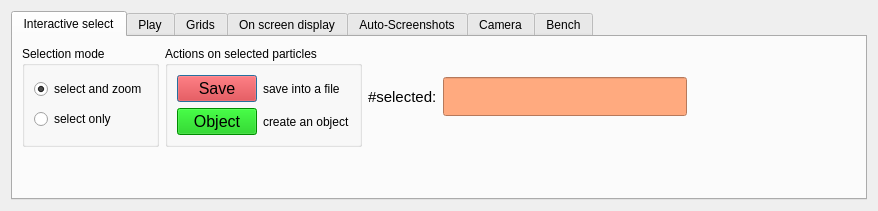
Old version of the form usr/jcl/glnemo2/src/formoptions.ui in the repository teuben/nemo.
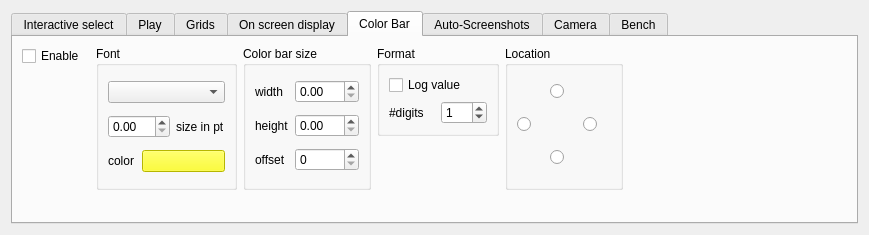
New version of the form. Icons and pictures are not drawn.

```diff
--- a/usr/jcl/glnemo2/src/formoptions.ui
+++ b/usr/jcl/glnemo2/src/formoptions.ui
@@ -9,8 +9,8 @@
    <rect>
     <x>0</x>
     <y>0</y>
-    <width>878</width>
-    <height>211</height>
+    <width>869</width>
+    <height>208</height>
    </rect>
   </property>
   <property name="windowTitle">
@@ -21,11 +21,11 @@
     <normaloff/>
    </iconset>
   </property>
-  <layout class="QGridLayout" name="gridLayout_22">
+  <layout class="QGridLayout" name="gridLayout_27">
    <item row="0" column="0">
     <widget class="QTabWidget" name="options_dialog">
      <property name="currentIndex">
-      <number>0</number>
+      <number>4</number>
      </property>
      <widget class="QWidget" name="tab_i_select">
       <attribute name="title">
@@ -1421,6 +1421,9 @@
          <property name="orientation">
           <enum>Qt::Vertical</enum>
          </property>
+         <property name="sizeType">
+          <enum>QSizePolicy::MinimumExpanding</enum>
+         </property>
          <property name="sizeHint" stdset="0">
           <size>
            <width>20</width>
@@ -1429,6 +1432,22 @@
          </property>
         </spacer>
        </item>
+       <item row="1" column="1">
+        <spacer name="verticalSpacer_20">
+         <property name="orientation">
+          <enum>Qt::Vertical</enum>
+         </property>
+         <property name="sizeType">
+          <enum>QSizePolicy::MinimumExpanding</enum>
+         </property>
+         <property name="sizeHint" stdset="0">
+          <size>
+           <width>20</width>
+           <height>40</height>
+          </size>
+         </property>
+        </spacer>
+       </item>
       </layout>
      </widget>
      <widget class="QWidget" name="tab_play">
@@ -1939,6 +1958,9 @@
          <property name="orientation">
           <enum>Qt::Vertical</enum>
          </property>
+         <property name="sizeType">
+          <enum>QSizePolicy::MinimumExpanding</enum>
+         </property>
          <property name="sizeHint" stdset="0">
           <size>
            <width>20</width>
@@ -2031,7 +2053,7 @@
          </layout>
         </widget>
        </item>
-       <item row="0" column="2" rowspan="2">
+       <item row="0" column="2" rowspan="3">
         <widget class="QGroupBox" name="groupBox_9">
          <property name="title">
           <string>Active Grid Planes</string>
@@ -2149,6 +2171,22 @@
          </layout>
         </widget>
        </item>
+       <item row="1" column="0" rowspan="3">
+        <spacer name="verticalSpacer_18">
+         <property name="orientation">
+          <enum>Qt::Vertical</enum>
+         </property>
+         <property name="sizeType">
+          <enum>QSizePolicy::MinimumExpanding</enum>
+         </property>
+         <property name="sizeHint" stdset="0">
+          <size>
+           <width>20</width>
+           <height>132</height>
+          </size>
+         </property>
+        </spacer>
+       </item>
        <item row="1" column="4">
         <spacer name="horizontalSpacer_7">
          <property name="orientation">
@@ -2162,11 +2200,46 @@
          </property>
         </spacer>
        </item>
-       <item row="2" column="2">
+       <item row="2" column="1" rowspan="2">
+        <spacer name="verticalSpacer_17">
+         <property name="orientation">
+          <enum>Qt::Vertical</enum>
+         </property>
+         <property name="sizeType">
+          <enum>QSizePolicy::MinimumExpanding</enum>
+         </property>
+         <property name="sizeHint" stdset="0">
+          <size>
+           <width>20</width>
+           <height>63</height>
+          </size>
+         </property>
+        </spacer>
+       </item>
+       <item row="2" column="3" rowspan="2">
+        <spacer name="verticalSpacer_19">
+         <property name="orientation">
+          <enum>Qt::Vertical</enum>
+         </property>
+         <property name="sizeType">
+          <enum>QSizePolicy::MinimumExpanding</enum>
+         </property>
+         <property name="sizeHint" stdset="0">
+          <size>
+           <width>20</width>
+           <height>63</height>
+          </size>
+         </property>
+        </spacer>
+       </item>
+       <item row="3" column="2">
         <spacer name="verticalSpacer_7">
          <property name="orientation">
           <enum>Qt::Vertical</enum>
          </property>
+         <property name="sizeType">
+          <enum>QSizePolicy::MinimumExpanding</enum>
+         </property>
          <property name="sizeHint" stdset="0">
           <size>
            <width>20</width>
@@ -2269,13 +2342,6 @@
             </property>
            </widget>
           </item>
-          <item row="1" column="1">
-           <widget class="QLabel" name="label_15">
-            <property name="text">
-             <string>size in pt</string>
-            </property>
-           </widget>
-          </item>
           <item row="1" column="0">
            <widget class="QDoubleSpinBox" name="spin_font_size">
             <property name="toolTip">
@@ -2283,6 +2349,13 @@
             </property>
            </widget>
           </item>
+          <item row="1" column="1">
+           <widget class="QLabel" name="label_15">
+            <property name="text">
+             <string>size in pt</string>
+            </property>
+           </widget>
+          </item>
          </layout>
         </widget>
        </item>
@@ -3164,6 +3237,9 @@
          <property name="orientation">
           <enum>Qt::Vertical</enum>
          </property>
+         <property name="sizeType">
+          <enum>QSizePolicy::MinimumExpanding</enum>
+         </property>
          <property name="sizeHint" stdset="0">
           <size>
            <width>20</width>
@@ -3208,6 +3284,9 @@
          <property name="orientation">
           <enum>Qt::Vertical</enum>
          </property>
+         <property name="sizeType">
+          <enum>QSizePolicy::MinimumExpanding</enum>
+         </property>
          <property name="sizeHint" stdset="0">
           <size>
            <width>20</width>
@@ -3221,6 +3300,9 @@
          <property name="orientation">
           <enum>Qt::Vertical</enum>
          </property>
+         <property name="sizeType">
+          <enum>QSizePolicy::MinimumExpanding</enum>
+         </property>
          <property name="sizeHint" stdset="0">
           <size>
            <width>20</width>
@@ -3234,6 +3316,9 @@
          <property name="orientation">
           <enum>Qt::Vertical</enum>
          </property>
+         <property name="sizeType">
+          <enum>QSizePolicy::MinimumExpanding</enum>
+         </property>
          <property name="sizeHint" stdset="0">
           <size>
            <width>20</width>
@@ -3244,6 +3329,807 @@
        </item>
       </layout>
      </widget>
+     <widget class="QWidget" name="tab_3">
+      <attribute name="title">
+       <string>Color Bar</string>
+      </attribute>
+      <layout class="QGridLayout" name="gridLayout_25">
+       <item row="0" column="0">
+        <widget class="QCheckBox" name="gcb_enable">
+         <property name="text">
+          <string>Enable</string>
+         </property>
+        </widget>
+       </item>
+       <item row="0" column="1" rowspan="3">
+        <widget class="QGroupBox" name="groupBox_16">
+         <property name="title">
+          <string>Font</string>
+         </property>
+         <layout class="QGridLayout" name="gridLayout_26">
+          <item row="0" column="0" colspan="3">
+           <widget class="QComboBox" name="gcb_font">
+            <property name="toolTip">
+             <string>select font</string>
+            </property>
+           </widget>
+          </item>
+          <item row="1" column="0" colspan="2">
+           <widget class="QDoubleSpinBox" name="gcb_spin_font_size">
+            <property name="toolTip">
+             <string>change font size</string>
+            </property>
+           </widget>
+          </item>
+          <item row="1" column="2">
+           <widget class="QLabel" name="label_19">
+            <property name="text">
+             <string>size in pt</string>
+            </property>
+           </widget>
+          </item>
+          <item row="2" column="0">
+           <widget class="QLabel" name="label_20">
+            <property name="text">
+             <string>color</string>
+            </property>
+           </widget>
+          </item>
+          <item row="2" column="1" colspan="2">
+           <widget class="QPushButton" name="gcb_font_color">
+            <property name="palette">
+             <palette>
+              <active>
+               <colorrole role="WindowText">
+                <brush brushstyle="SolidPattern">
+                 <color alpha="255">
+                  <red>0</red>
+                  <green>0</green>
+                  <blue>0</blue>
+                 </color>
+                </brush>
+               </colorrole>
+               <colorrole role="Button">
+                <brush brushstyle="SolidPattern">
+                 <color alpha="255">
+                  <red>255</red>
+                  <green>255</green>
+                  <blue>0</blue>
+                 </color>
+                </brush>
+               </colorrole>
+               <colorrole role="Light">
+                <brush brushstyle="SolidPattern">
+                 <color alpha="255">
+                  <red>255</red>
+                  <green>255</green>
+                  <blue>127</blue>
+                 </color>
+                </brush>
+               </colorrole>
+               <colorrole role="Midlight">
+                <brush brushstyle="SolidPattern">
+                 <color alpha="255">
+                  <red>255</red>
+                  <green>255</green>
+                  <blue>63</blue>
+                 </color>
+                </brush>
+               </colorrole>
+               <colorrole role="Dark">
+                <brush brushstyle="SolidPattern">
+                 <color alpha="255">
+                  <red>127</red>
+                  <green>127</green>
+                  <blue>0</blue>
+                 </color>
+                </brush>
+               </colorrole>
+               <colorrole role="Mid">
+                <brush brushstyle="SolidPattern">
+                 <color alpha="255">
+                  <red>170</red>
+                  <green>170</green>
+                  <blue>0</blue>
+                 </color>
+                </brush>
+               </colorrole>
+               <colorrole role="Text">
+                <brush brushstyle="SolidPattern">
+                 <color alpha="255">
+                  <red>0</red>
+                  <green>0</green>
+                  <blue>0</blue>
+                 </color>
+                </brush>
+               </colorrole>
+               <colorrole role="BrightText">
+                <brush brushstyle="SolidPattern">
+                 <color alpha="255">
+                  <red>255</red>
+                  <green>255</green>
+                  <blue>255</blue>
+                 </color>
+                </brush>
+               </colorrole>
+               <colorrole role="ButtonText">
+                <brush brushstyle="SolidPattern">
+                 <color alpha="255">
+                  <red>0</red>
+                  <green>0</green>
+                  <blue>0</blue>
+                 </color>
+                </brush>
+               </colorrole>
+               <colorrole role="Base">
+                <brush brushstyle="SolidPattern">
+                 <color alpha="255">
+                  <red>255</red>
+                  <green>255</green>
+                  <blue>255</blue>
+                 </color>
+                </brush>
+               </colorrole>
+               <colorrole role="Window">
+                <brush brushstyle="SolidPattern">
+                 <color alpha="255">
+                  <red>255</red>
+                  <green>255</green>
+                  <blue>0</blue>
+                 </color>
+                </brush>
+               </colorrole>
+               <colorrole role="Shadow">
+                <brush brushstyle="SolidPattern">
+                 <color alpha="255">
+                  <red>0</red>
+                  <green>0</green>
+                  <blue>0</blue>
+                 </color>
+                </brush>
+               </colorrole>
+               <colorrole role="AlternateBase">
+                <brush brushstyle="SolidPattern">
+                 <color alpha="255">
+                  <red>255</red>
+                  <green>255</green>
+                  <blue>127</blue>
+                 </color>
+                </brush>
+               </colorrole>
+               <colorrole role="ToolTipBase">
+                <brush brushstyle="SolidPattern">
+                 <color alpha="255">
+                  <red>255</red>
+                  <green>255</green>
+                  <blue>220</blue>
+                 </color>
+                </brush>
+               </colorrole>
+               <colorrole role="ToolTipText">
+                <brush brushstyle="SolidPattern">
+                 <color alpha="255">
+                  <red>0</red>
+                  <green>0</green>
+                  <blue>0</blue>
+                 </color>
+                </brush>
+               </colorrole>
+              </active>
+              <inactive>
+               <colorrole role="WindowText">
+                <brush brushstyle="SolidPattern">
+                 <color alpha="255">
+                  <red>0</red>
+                  <green>0</green>
+                  <blue>0</blue>
+                 </color>
+                </brush>
+               </colorrole>
+               <colorrole role="Button">
+                <brush brushstyle="SolidPattern">
+                 <color alpha="255">
+                  <red>255</red>
+                  <green>255</green>
+                  <blue>0</blue>
+                 </color>
+                </brush>
+               </colorrole>
+               <colorrole role="Light">
+                <brush brushstyle="SolidPattern">
+                 <color alpha="255">
+                  <red>255</red>
+                  <green>255</green>
+                  <blue>127</blue>
+                 </color>
+                </brush>
+               </colorrole>
+               <colorrole role="Midlight">
+                <brush brushstyle="SolidPattern">
+                 <color alpha="255">
+                  <red>255</red>
+                  <green>255</green>
+                  <blue>63</blue>
+                 </color>
+                </brush>
+               </colorrole>
+               <colorrole role="Dark">
+                <brush brushstyle="SolidPattern">
+                 <color alpha="255">
+                  <red>127</red>
+                  <green>127</green>
+                  <blue>0</blue>
+                 </color>
+                </brush>
+               </colorrole>
+               <colorrole role="Mid">
+                <brush brushstyle="SolidPattern">
+                 <color alpha="255">
+                  <red>170</red>
+                  <green>170</green>
+                  <blue>0</blue>
+                 </color>
+                </brush>
+               </colorrole>
+               <colorrole role="Text">
+                <brush brushstyle="SolidPattern">
+                 <color alpha="255">
+                  <red>0</red>
+                  <green>0</green>
+                  <blue>0</blue>
+                 </color>
+                </brush>
+               </colorrole>
+               <colorrole role="BrightText">
+                <brush brushstyle="SolidPattern">
+                 <color alpha="255">
+                  <red>255</red>
+                  <green>255</green>
+                  <blue>255</blue>
+                 </color>
+                </brush>
+               </colorrole>
+               <colorrole role="ButtonText">
+                <brush brushstyle="SolidPattern">
+                 <color alpha="255">
+                  <red>0</red>
+                  <green>0</green>
+                  <blue>0</blue>
+                 </color>
+                </brush>
+               </colorrole>
+               <colorrole role="Base">
+                <brush brushstyle="SolidPattern">
+                 <color alpha="255">
+                  <red>255</red>
+                  <green>255</green>
+                  <blue>255</blue>
+                 </color>
+                </brush>
+               </colorrole>
+               <colorrole role="Window">
+                <brush brushstyle="SolidPattern">
+                 <color alpha="255">
+                  <red>255</red>
+                  <green>255</green>
+                  <blue>0</blue>
+                 </color>
+                </brush>
+               </colorrole>
+               <colorrole role="Shadow">
+                <brush brushstyle="SolidPattern">
+                 <color alpha="255">
+                  <red>0</red>
+                  <green>0</green>
+                  <blue>0</blue>
+                 </color>
+                </brush>
+               </colorrole>
+               <colorrole role="AlternateBase">
+                <brush brushstyle="SolidPattern">
+                 <color alpha="255">
+                  <red>255</red>
+                  <green>255</green>
+                  <blue>127</blue>
+                 </color>
+                </brush>
+               </colorrole>
+               <colorrole role="ToolTipBase">
+                <brush brushstyle="SolidPattern">
+                 <color alpha="255">
+                  <red>255</red>
+                  <green>255</green>
+                  <blue>220</blue>
+                 </color>
+                </brush>
+               </colorrole>
+               <colorrole role="ToolTipText">
+                <brush brushstyle="SolidPattern">
+                 <color alpha="255">
+                  <red>0</red>
+                  <green>0</green>
+                  <blue>0</blue>
+                 </color>
+                </brush>
+               </colorrole>
+              </inactive>
+              <disabled>
+               <colorrole role="WindowText">
+                <brush brushstyle="SolidPattern">
+                 <color alpha="255">
+                  <red>127</red>
+                  <green>127</green>
+                  <blue>0</blue>
+                 </color>
+                </brush>
+               </colorrole>
+               <colorrole role="Button">
+                <brush brushstyle="SolidPattern">
+                 <color alpha="255">
+                  <red>255</red>
+                  <green>255</green>
+                  <blue>0</blue>
+                 </color>
+                </brush>
+               </colorrole>
+               <colorrole role="Light">
+                <brush brushstyle="SolidPattern">
+                 <color alpha="255">
+                  <red>255</red>
+                  <green>255</green>
+                  <blue>127</blue>
+                 </color>
+                </brush>
+               </colorrole>
+               <colorrole role="Midlight">
+                <brush brushstyle="SolidPattern">
+                 <color alpha="255">
+                  <red>255</red>
+                  <green>255</green>
+                  <blue>63</blue>
+                 </color>
+                </brush>
+               </colorrole>
+               <colorrole role="Dark">
+                <brush brushstyle="SolidPattern">
+                 <color alpha="255">
+                  <red>127</red>
+                  <green>127</green>
+                  <blue>0</blue>
+                 </color>
+                </brush>
+               </colorrole>
+               <colorrole role="Mid">
+                <brush brushstyle="SolidPattern">
+                 <color alpha="255">
+                  <red>170</red>
+                  <green>170</green>
+                  <blue>0</blue>
+                 </color>
+                </brush>
+               </colorrole>
+               <colorrole role="Text">
+                <brush brushstyle="SolidPattern">
+                 <color alpha="255">
+                  <red>127</red>
+                  <green>127</green>
+                  <blue>0</blue>
+                 </color>
+                </brush>
+               </colorrole>
+               <colorrole role="BrightText">
+                <brush brushstyle="SolidPattern">
+                 <color alpha="255">
+                  <red>255</red>
+                  <green>255</green>
+                  <blue>255</blue>
+                 </color>
+                </brush>
+               </colorrole>
+               <colorrole role="ButtonText">
+                <brush brushstyle="SolidPattern">
+                 <color alpha="255">
+                  <red>127</red>
+                  <green>127</green>
+                  <blue>0</blue>
+                 </color>
+                </brush>
+               </colorrole>
+               <colorrole role="Base">
+                <brush brushstyle="SolidPattern">
+                 <color alpha="255">
+                  <red>255</red>
+                  <green>255</green>
+                  <blue>0</blue>
+                 </color>
+                </brush>
+               </colorrole>
+               <colorrole role="Window">
+                <brush brushstyle="SolidPattern">
+                 <color alpha="255">
+                  <red>255</red>
+                  <green>255</green>
+                  <blue>0</blue>
+                 </color>
+                </brush>
+               </colorrole>
+               <colorrole role="Shadow">
+                <brush brushstyle="SolidPattern">
+                 <color alpha="255">
+                  <red>0</red>
+                  <green>0</green>
+                  <blue>0</blue>
+                 </color>
+                </brush>
+               </colorrole>
+               <colorrole role="AlternateBase">
+                <brush brushstyle="SolidPattern">
+                 <color alpha="255">
+                  <red>255</red>
+                  <green>255</green>
+                  <blue>0</blue>
+                 </color>
+                </brush>
+               </colorrole>
+               <colorrole role="ToolTipBase">
+                <brush brushstyle="SolidPattern">
+                 <color alpha="255">
+                  <red>255</red>
+                  <green>255</green>
+                  <blue>220</blue>
+                 </color>
+                </brush>
+               </colorrole>
+               <colorrole role="ToolTipText">
+                <brush brushstyle="SolidPattern">
+                 <color alpha="255">
+                  <red>0</red>
+                  <green>0</green>
+                  <blue>0</blue>
+                 </color>
+                </brush>
+               </colorrole>
+              </disabled>
+             </palette>
+            </property>
+            <property name="toolTip">
+             <string>press button to change font color</string>
+            </property>
+            <property name="text">
+             <string/>
+            </property>
+           </widget>
+          </item>
+         </layout>
+        </widget>
+       </item>
+       <item row="0" column="2" rowspan="3">
+        <widget class="QGroupBox" name="groupBox_17">
+         <property name="title">
+          <string>Color bar size </string>
+         </property>
+         <layout class="QGridLayout" name="gridLayout_22">
+          <item row="0" column="0">
+           <widget class="QLabel" name="label_21">
+            <property name="text">
+             <string>width</string>
+            </property>
+           </widget>
+          </item>
+          <item row="0" column="1">
+           <widget class="QDoubleSpinBox" name="gcb_width">
+            <property name="toolTip">
+             <string>percentage of the width</string>
+            </property>
+           </widget>
+          </item>
+          <item row="1" column="0">
+           <widget class="QLabel" name="label_22">
+            <property name="text">
+             <string>height</string>
+            </property>
+           </widget>
+          </item>
+          <item row="1" column="1">
+           <widget class="QDoubleSpinBox" name="gcb_height">
+            <property name="toolTip">
+             <string>percentage of the height</string>
+            </property>
+            <property name="maximum">
+             <double>100.000000000000000</double>
+            </property>
+           </widget>
+          </item>
+          <item row="2" column="0">
+           <widget class="QLabel" name="label_24">
+            <property name="text">
+             <string>offset</string>
+            </property>
+           </widget>
+          </item>
+          <item row="2" column="1">
+           <widget class="QSpinBox" name="gcb_spin_offset">
+            <property name="toolTip">
+             <string>offset in pixels from the border</string>
+            </property>
+            <property name="maximum">
+             <number>500</number>
+            </property>
+           </widget>
+          </item>
+         </layout>
+        </widget>
+       </item>
+       <item row="0" column="3" rowspan="2">
+        <widget class="QGroupBox" name="groupBox_19">
+         <property name="title">
+          <string>Format</string>
+         </property>
+         <layout class="QGridLayout" name="gridLayout_28">
+          <item row="0" column="0">
+           <widget class="QCheckBox" name="gcb_log">
+            <property name="toolTip">
+             <string>display log(data) or real data</string>
+            </property>
+            <property name="text">
+             <string>Log value</string>
+            </property>
+           </widget>
+          </item>
+          <item row="1" column="0">
+           <layout class="QHBoxLayout" name="horizontalLayout_15">
+            <item>
+             <widget class="QLabel" name="label_23">
+              <property name="text">
+               <string>#digits</string>
+              </property>
+             </widget>
+            </item>
+            <item>
+             <widget class="QSpinBox" name="gcb_spin_digit">
+              <property name="toolTip">
+               <string>number of digits displayed</string>
+              </property>
+              <property name="maximum">
+               <number>9</number>
+              </property>
+              <property name="value">
+               <number>1</number>
+              </property>
+             </widget>
+            </item>
+           </layout>
+          </item>
+         </layout>
+        </widget>
+       </item>
+       <item row="0" column="4" rowspan="3">
+        <widget class="QGroupBox" name="gcb_orientation">
+         <property name="toolTip">
+          <string>Choose bar orientation</string>
+         </property>
+         <property name="title">
+          <string>Location</string>
+         </property>
+         <layout class="QGridLayout" name="gridLayout_24">
+          <item row="0" column="0">
+           <spacer name="horizontalSpacer_10">
+            <property name="orientation">
+             <enum>Qt::Horizontal</enum>
+            </property>
+            <property name="sizeType">
+             <enum>QSizePolicy::Minimum</enum>
+            </property>
+            <property name="sizeHint" stdset="0">
+             <size>
+              <width>27</width>
+              <height>20</height>
+             </size>
+            </property>
+           </spacer>
+          </item>
+          <item row="0" column="1">
+           <widget class="QRadioButton" name="gcb_radio_north">
+            <property name="toolTip">
+             <string>Bar on top</string>
+            </property>
+            <property name="text">
+             <string/>
+            </property>
+           </widget>
+          </item>
+          <item row="0" column="2">
+           <spacer name="horizontalSpacer_11">
+            <property name="orientation">
+             <enum>Qt::Horizontal</enum>
+            </property>
+            <property name="sizeType">
+             <enum>QSizePolicy::Minimum</enum>
+            </property>
+            <property name="sizeHint" stdset="0">
+             <size>
+              <width>28</width>
+              <height>20</height>
+             </size>
+            </property>
+           </spacer>
+          </item>
+          <item row="1" column="0">
+           <widget class="QRadioButton" name="gcb_radio_west">
+            <property name="toolTip">
+             <string>Bar on left</string>
+            </property>
+            <property name="text">
+             <string/>
+            </property>
+           </widget>
+          </item>
+          <item row="1" column="1">
+           <spacer name="horizontalSpacer_12">
+            <property name="orientation">
+             <enum>Qt::Horizontal</enum>
+            </property>
+            <property name="sizeType">
+             <enum>QSizePolicy::Minimum</enum>
+            </property>
+            <property name="sizeHint" stdset="0">
+             <size>
+              <width>27</width>
+              <height>20</height>
+             </size>
+            </property>
+           </spacer>
+          </item>
+          <item row="1" column="2">
+           <widget class="QRadioButton" name="gcb_radio_est">
+            <property name="toolTip">
+             <string>Bar on right</string>
+            </property>
+            <property name="text">
+             <string/>
+            </property>
+           </widget>
+          </item>
+          <item row="2" column="0">
+           <spacer name="horizontalSpacer_13">
+            <property name="orientation">
+             <enum>Qt::Horizontal</enum>
+            </property>
+            <property name="sizeType">
+             <enum>QSizePolicy::Minimum</enum>
+            </property>
+            <property name="sizeHint" stdset="0">
+             <size>
+              <width>27</width>
+              <height>20</height>
+             </size>
+            </property>
+           </spacer>
+          </item>
+          <item row="2" column="1">
+           <widget class="QRadioButton" name="gcb_radio_south">
+            <property name="toolTip">
+             <string>Bar on bottom</string>
+            </property>
+            <property name="text">
+             <string/>
+            </property>
+           </widget>
+          </item>
+          <item row="2" column="2">
+           <spacer name="horizontalSpacer_14">
+            <property name="orientation">
+             <enum>Qt::Horizontal</enum>
+            </property>
+            <property name="sizeType">
+             <enum>QSizePolicy::Minimum</enum>
+            </property>
+            <property name="sizeHint" stdset="0">
+             <size>
+              <width>28</width>
+              <height>20</height>
+             </size>
+            </property>
+           </spacer>
+          </item>
+         </layout>
+        </widget>
+       </item>
+       <item row="1" column="0" rowspan="2">
+        <spacer name="verticalSpacer_12">
+         <property name="orientation">
+          <enum>Qt::Vertical</enum>
+         </property>
+         <property name="sizeType">
+          <enum>QSizePolicy::MinimumExpanding</enum>
+         </property>
+         <property name="sizeHint" stdset="0">
+          <size>
+           <width>68</width>
+           <height>114</height>
+          </size>
+         </property>
+        </spacer>
+       </item>
+       <item row="1" column="5">
+        <spacer name="horizontalSpacer_9">
+         <property name="orientation">
+          <enum>Qt::Horizontal</enum>
+         </property>
+         <property name="sizeHint" stdset="0">
+          <size>
+           <width>369</width>
+           <height>20</height>
+          </size>
+         </property>
+        </spacer>
+       </item>
+       <item row="2" column="3" rowspan="2">
+        <spacer name="verticalSpacer_15">
+         <property name="orientation">
+          <enum>Qt::Vertical</enum>
+         </property>
+         <property name="sizeType">
+          <enum>QSizePolicy::MinimumExpanding</enum>
+         </property>
+         <property name="sizeHint" stdset="0">
+          <size>
+           <width>122</width>
+           <height>41</height>
+          </size>
+         </property>
+        </spacer>
+       </item>
+       <item row="3" column="1">
+        <spacer name="verticalSpacer_13">
+         <property name="orientation">
+          <enum>Qt::Vertical</enum>
+         </property>
+         <property name="sizeType">
+          <enum>QSizePolicy::MinimumExpanding</enum>
+         </property>
+         <property name="sizeHint" stdset="0">
+          <size>
+           <width>141</width>
+           <height>11</height>
+          </size>
+         </property>
+        </spacer>
+       </item>
+       <item row="3" column="2">
+        <spacer name="verticalSpacer_14">
+         <property name="orientation">
+          <enum>Qt::Vertical</enum>
+         </property>
+         <property name="sizeType">
+          <enum>QSizePolicy::MinimumExpanding</enum>
+         </property>
+         <property name="sizeHint" stdset="0">
+          <size>
+           <width>123</width>
+           <height>11</height>
+          </size>
+         </property>
+        </spacer>
+       </item>
+       <item row="3" column="4">
+        <spacer name="verticalSpacer_16">
+         <property name="orientation">
+          <enum>Qt::Vertical</enum>
+         </property>
+         <property name="sizeType">
+          <enum>QSizePolicy::MinimumExpanding</enum>
+         </property>
+         <property name="sizeHint" stdset="0">
+          <size>
+           <width>28</width>
+           <height>11</height>
+          </size>
+         </property>
+        </spacer>
+       </item>
+      </layout>
+     </widget>
      <widget class="QWidget" name="tab_screenshot">
       <attribute name="title">
        <string>Auto-Screenshots</string>
@@ -5313,6 +6199,9 @@
          <property name="orientation">
           <enum>Qt::Vertical</enum>
          </property>
+         <property name="sizeType">
+          <enum>QSizePolicy::Minimum</enum>
+         </property>
          <property name="sizeHint" stdset="0">
           <size>
            <width>20</width>
@@ -6192,6 +7081,9 @@
          <property name="orientation">
           <enum>Qt::Vertical</enum>
          </property>
+         <property name="sizeType">
+          <enum>QSizePolicy::MinimumExpanding</enum>
+         </property>
          <property name="sizeHint" stdset="0">
           <size>
            <width>20</width>
```
